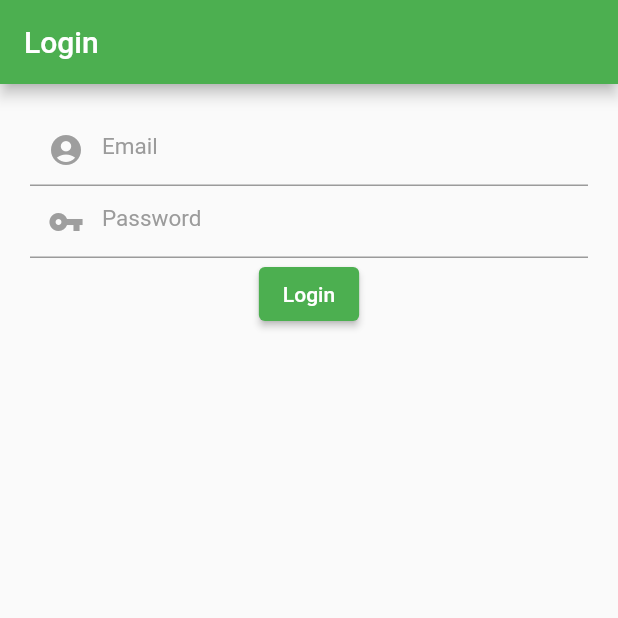
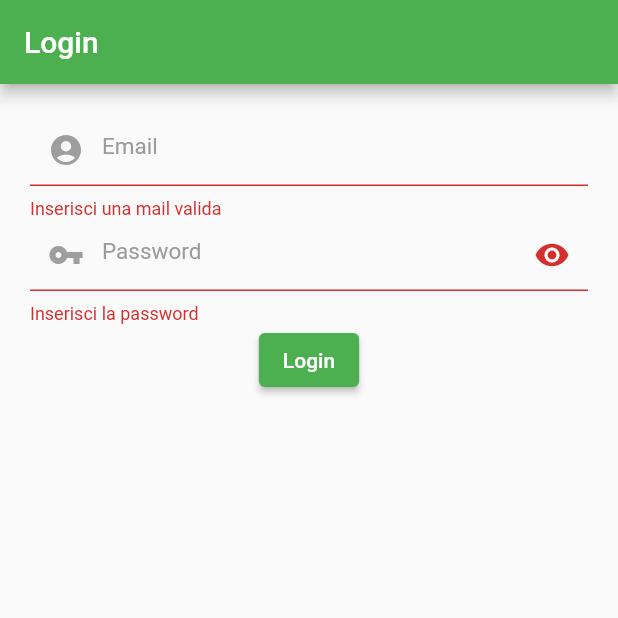
Before and after one commit to Aquaconsulting/Meary---App, a Flutter app: the screen it shows after launch, after a tap on "Login", on a phone screen of 412 x 824 dp, the top half of it. Run offline on Flutter 3.47's test engine with Material 2 defaults, Android fonts, the phone set to English and light mode, and no system bars; our stand-ins replace email_validator, shared_preferences; network calls fail.

Commit message:
add login logic

```diff
--- a/lib/pages/login.dart
+++ b/lib/pages/login.dart
@@ -3,11 +3,13 @@ import 'dart:io';
 import 'package:flutter/material.dart';
 import 'package:flutter/src/widgets/container.dart';
 import 'package:flutter/src/widgets/framework.dart';
+import 'package:http/http.dart';
 import 'package:meari/api/api.dart';
 import 'package:meari/main.dart';
 import 'package:meari/pages/home.dart';
 import 'dart:convert';
 import 'package:shared_preferences/shared_preferences.dart';
+import 'package:email_validator/email_validator.dart';
 
 class LoginPage extends StatefulWidget {
   const LoginPage({super.key});
@@ -18,6 +20,8 @@ class LoginPage extends StatefulWidget {
 
 class _LoginPageState extends State<LoginPage> {
   bool loading = false;
+  String errorMessage = '';
+  final _formKey = GlobalKey<FormState>();
   TextEditingController mailController = TextEditingController();
   TextEditingController passwordController = TextEditingController();
   void _showMsg(msg) {
@@ -34,16 +38,18 @@ class _LoginPageState extends State<LoginPage> {
   }
 
   void loginUser() async {
-    // setState(() {
-    //   loading = true;
-    // });
+    if (mounted) {
+      setState(() {
+        loading = true;
+      });
+    }
     final data = {
       'email': mailController.text.toString(),
       'password': passwordController.text.toString(),
     };
     //chiamata api in post
+    try {
       final result = await API().postRequest(route: 'login', data: data);
-    print(result);
       final response = jsonDecode(result.body);
       if (response['status'] == 200) {
         SharedPreferences preferences = await SharedPreferences.getInstance();
@@ -56,13 +62,33 @@ class _LoginPageState extends State<LoginPage> {
             content: Text(response['message']),
           ),
         );
-      Navigator.push(context, MaterialPageRoute(builder: (context) => Home()));
+        Navigator.push(
+            context, MaterialPageRoute(builder: (context) => Home()));
+      } else {
+        errorMessage = 'Email o password errati.';
+        loading = false;
+      }
+      if (mounted) {
         setState(() {
           loading = false;
         });
       }
+    } on NoSuchMethodError catch (_) {
+      errorMessage = 'Qualcosa è andato storto';
+      loading = false;
+    } on FlutterError catch (e) {
+      errorMessage = 'Qualcosa è andato storto';
+      loading = false;
+    } on FormatException catch (_) {
+      errorMessage = '';
+      loading = false;
+    }
   }
 
+  //boolean per validazione email
+  bool isValid = false;
+  //boolean per vedere la password
+  bool seePassword = false;
   @override
   Widget build(BuildContext context) {
     return Scaffold(
@@ -71,9 +97,12 @@ class _LoginPageState extends State<LoginPage> {
         ),
         body: Container(
           margin: const EdgeInsets.all(20),
+          child: Form(
+              // autovalidateMode: AutovalidateMode.always,
+              key: _formKey,
               child: Column(
                 children: [
-              TextField(
+                  TextFormField(
                     style: const TextStyle(color: Color(0xFF000000)),
                     controller: mailController,
                     cursorColor: const Color(0xFF9b9b9b),
@@ -89,31 +118,65 @@ class _LoginPageState extends State<LoginPage> {
                           fontSize: 15,
                           fontWeight: FontWeight.normal),
                     ),
+                    validator: (value) {
+                      isValid = EmailValidator.validate(value!);
+                      if (isValid == false) {
+                        return 'Inserisci una mail valida';
+                      }
+                    },
                   ),
-              TextField(
+                  TextFormField(
                     style: const TextStyle(color: Color(0xFF000000)),
                     cursorColor: const Color(0xFF9b9b9b),
                     controller: passwordController,
+                    obscureText: seePassword ? false : true,
                     keyboardType: TextInputType.text,
-                obscureText: true,
-                decoration: const InputDecoration(
-                  prefixIcon: Icon(
+                    decoration: InputDecoration(
+                      suffixIcon: IconButton(
+                        icon: const Icon(Icons.remove_red_eye_sharp),
+                        onPressed: () {
+                          setState(() {
+                            seePassword = !seePassword;
+                          });
+                        },
+                      ),
+                      prefixIcon: const Icon(
                         Icons.vpn_key,
                         color: Colors.grey,
                       ),
                       hintText: "Password",
-                  hintStyle: TextStyle(
+                      hintStyle: const TextStyle(
                           color: Color(0xFF9b9b9b),
                           fontSize: 15,
                           fontWeight: FontWeight.normal),
                     ),
+                    validator: (value) {
+                      if (value == null || value.isEmpty) {
+                        return 'Inserisci la password';
+                      }
+                      return null;
+                    },
                   ),
                   ElevatedButton(
-                  onPressed: loading ? null : loginUser,
-                  child:
-                      loading ? const Text('Loading...') : const Text('Login')),
+                      onPressed: loading
+                          ? null
+                          : () {
+                              if (_formKey.currentState!.validate()) {
+                                _formKey.currentState!.save();
+                                loginUser();
+                                //funzione per chiudere la tastiera automaticamente
+                                FocusManager.instance.primaryFocus?.unfocus();
+                              }
+                            },
+                      child: loading
+                          ? const Text('Caricamento...')
+                          : const Text('Login')),
+                  Container(
+                    margin: const EdgeInsets.only(top: 20),
+                    child: Text(errorMessage != '' ? errorMessage : ''),
+                  )
                 ],
               )),
-    );
+        ));
   }
 }
--- a/pubspec.yaml
+++ b/pubspec.yaml
@@ -37,6 +37,7 @@ dependencies:
   cupertino_icons: ^1.0.2
   http: ^0.13.5
   shared_preferences: ^2.0.18
+  email_validator: ^2.1.17
 dev_dependencies:
   flutter_test:
     sdk: flutter
```
Also changed, not shown: lib/api/data.dart (+6 -5 lines), lib/pages/home.dart (+31 -23 lines), pubspec.lock. Lines whose indentation alone changed are shown as unchanged.
